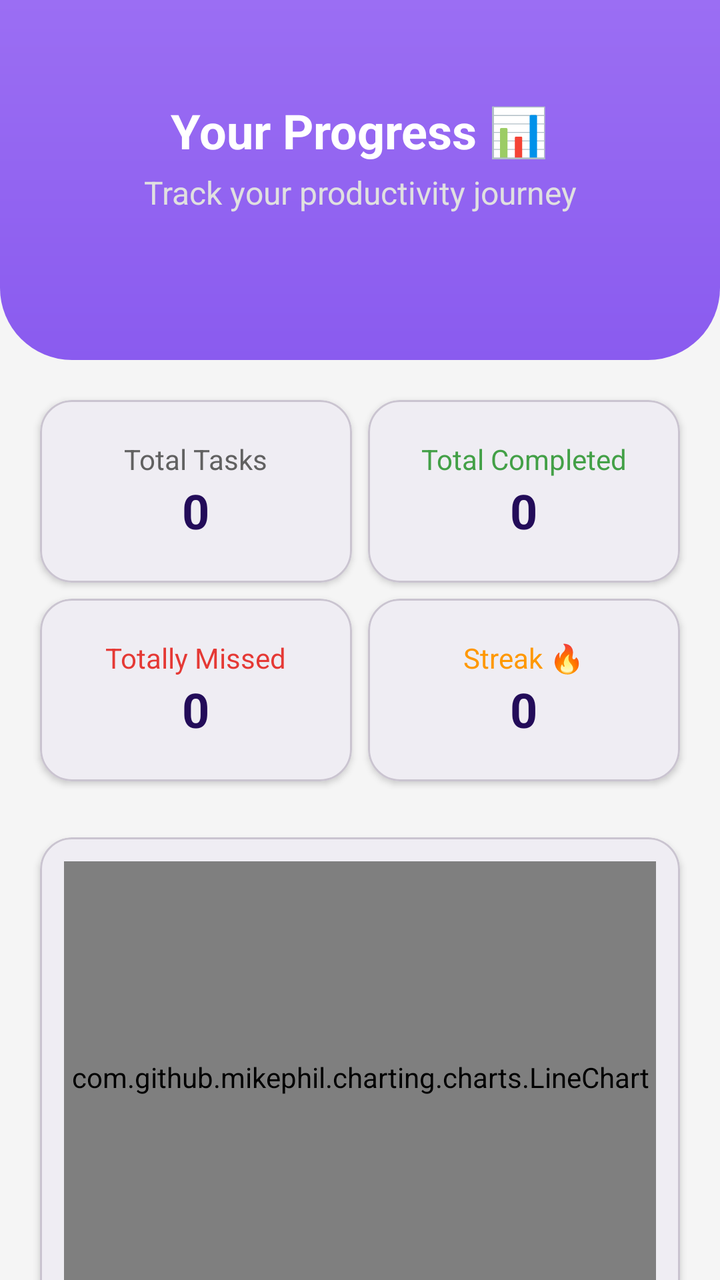
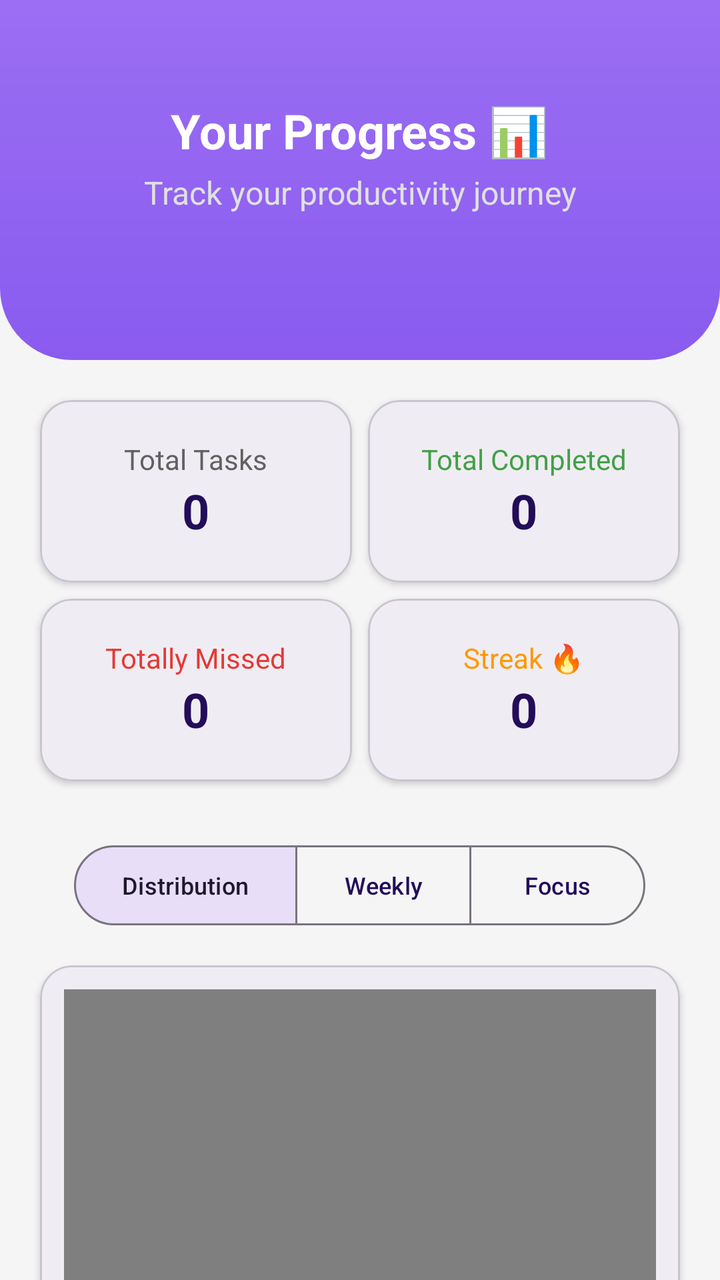

An Android layout rendered at two revisions. The XML below is the earlier revision; the diff shows what the commit changed to produce the second picture.
<!-- AndroidManifest.xml: application theme Theme.PlanUp -->
<!-- res/layout/fragment_stats.xml -->
<?xml version="1.0" encoding="utf-8"?>
<androidx.core.widget.NestedScrollView
    xmlns:android="http://schemas.android.com/apk/res/android"
    xmlns:app="http://schemas.android.com/apk/res-auto"
    android:layout_width="match_parent"
    android:layout_height="match_parent"
    android:background="@color/background_light"
    android:fillViewport="true">

    <LinearLayout
        android:layout_width="match_parent"
        android:layout_height="wrap_content"
        android:orientation="vertical"
        android:paddingBottom="32dp">

        
        <LinearLayout
            android:id="@+id/layoutHeader"
            android:layout_width="match_parent"
            android:layout_height="180dp"
            android:background="@drawable/bg_header"
            android:orientation="vertical"
            android:gravity="center"
            android:paddingBottom="24dp">

            <TextView
                style="@style/AppText.Header"
                android:layout_height="wrap_content"
                android:layout_width="wrap_content"
                android:text="@string/stats_progress_title"
                android:textColor="@color/white"/>

            <TextView
                style="@style/AppText.Subtitle"
                android:layout_height="wrap_content"
                android:layout_width="wrap_content"
                android:layout_marginTop="4dp"
                android:text="@string/stats_progress_subtitle"
                android:textColor="#E0E0E0"
                android:gravity="center"/>
        </LinearLayout>

        
        <GridLayout
            android:layout_width="match_parent"
            android:layout_height="wrap_content"
            android:columnCount="2"
            android:padding="16dp"
            android:useDefaultMargins="true">

            <com.google.android.material.card.MaterialCardView
                android:layout_width="0dp"
                android:layout_columnWeight="1"
                app:cardCornerRadius="16dp"
                app:cardElevation="2dp">
                <LinearLayout
                    android:layout_width="match_parent"
                    android:layout_height="wrap_content"
                    android:orientation="vertical"
                    android:gravity="center"
                    android:padding="20dp">
                    <TextView style="@style/AppText.Body" android:layout_width="wrap_content" android:layout_height="wrap_content" android:text="@string/stats_total_tasks"/>
                    <TextView android:id="@+id/tvTotalCount" style="@style/AppText.Header" android:layout_width="wrap_content" android:layout_height="wrap_content" android:text="@string/stats_default_count" />
                </LinearLayout>
            </com.google.android.material.card.MaterialCardView>

            <com.google.android.material.card.MaterialCardView
                android:layout_width="0dp"
                android:layout_columnWeight="1"
                app:cardCornerRadius="16dp"
                app:cardElevation="2dp">
                <LinearLayout
                    android:layout_width="match_parent"
                    android:layout_height="wrap_content"
                    android:orientation="vertical"
                    android:gravity="center"
                    android:padding="20dp">

                    <TextView
                        style="@style/AppText.Body"
                        android:layout_width="wrap_content"
                        android:layout_height="wrap_content"
                        android:text="@string/stats_completed"
                        android:textColor="@color/task_completed" />
                    <TextView android:id="@+id/tvCompletedCount" style="@style/AppText.Header" android:layout_width="wrap_content" android:layout_height="wrap_content" android:text="@string/stats_default_count" />
                </LinearLayout>
            </com.google.android.material.card.MaterialCardView>

            <com.google.android.material.card.MaterialCardView
                android:layout_width="0dp"
                android:layout_columnWeight="1"
                app:cardCornerRadius="16dp"
                app:cardElevation="2dp">
                <LinearLayout
                    android:layout_width="match_parent"
                    android:layout_height="wrap_content"
                    android:orientation="vertical"
                    android:gravity="center"
                    android:padding="20dp">

                    <TextView
                        style="@style/AppText.Body"
                        android:layout_width="wrap_content"
                        android:layout_height="wrap_content"
                        android:text="@string/stats_missed"
                        android:textColor="@color/task_missed" />
                    <TextView android:id="@+id/tvMissedCount" style="@style/AppText.Header" android:layout_width="wrap_content" android:layout_height="wrap_content" android:text="@string/stats_default_count" />
                </LinearLayout>
            </com.google.android.material.card.MaterialCardView>

            <com.google.android.material.card.MaterialCardView
                android:layout_width="0dp"
                android:layout_columnWeight="1"
                app:cardCornerRadius="16dp"
                app:cardElevation="2dp">
                <LinearLayout
                    android:layout_width="match_parent"
                    android:layout_height="wrap_content"
                    android:orientation="vertical"
                    android:gravity="center"
                    android:padding="20dp">
                    <TextView style="@style/AppText.Body" android:layout_width="wrap_content" android:layout_height="wrap_content" android:text="@string/stats_streak" android:textColor="#FF9800"/>
                    <TextView android:id="@+id/tvStreakCount" style="@style/AppText.Header" android:layout_width="wrap_content" android:layout_height="wrap_content" android:text="@string/stats_default_count" />
                </LinearLayout>
            </com.google.android.material.card.MaterialCardView>
        </GridLayout>

        
        <com.google.android.material.card.MaterialCardView
            android:layout_width="match_parent"
            android:layout_height="240dp"
            android:layout_marginHorizontal="20dp"
            android:layout_marginVertical="8dp"
            app:cardCornerRadius="16dp"
            app:cardElevation="2dp">
            
            <FrameLayout
                android:layout_width="match_parent"
                android:layout_height="match_parent">
                
                <com.github.mikephil.charting.charts.LineChart
                    android:id="@+id/lineChart"
                    android:layout_width="match_parent"
                    android:layout_height="match_parent"
                    android:layout_margin="12dp"/>
                
                <TextView
                    android:id="@+id/tvNoData"
                    style="@style/AppText.Subtitle"
                    android:layout_width="wrap_content"
                    android:layout_height="wrap_content"
                    android:layout_gravity="center"
                    android:text="@string/stats_no_chart_data"
                    android:visibility="gone"
                    android:textColor="@color/textColorSecondary"/>
            </FrameLayout>
            
        </com.google.android.material.card.MaterialCardView>

        
        <TextView
            style="@style/AppText.Subtitle"
            android:layout_height="wrap_content"
            android:layout_width="match_parent"
            android:layout_margin="24dp"
            android:text="@string/stats_motivation"
            android:textStyle="italic"
            android:gravity="center"/>

    </LinearLayout>
</androidx.core.widget.NestedScrollView>
<!-- resources referenced by this layout -->
<resources>
  <color name="background_light">#F5F5F5</color>
  <color name="task_completed">#43A047</color>
  <color name="task_missed">#E53935</color>
  <color name="textColorSecondary">#616161</color>
  <color name="white">#FFFFFFFF</color>
  <!-- drawable bg_header (drawable) -->
  <?xml version="1.0" encoding="utf-8"?>
  <shape xmlns:android="http://schemas.android.com/apk/res/android">
      <gradient
          android:startColor="#9B6EF3"
          android:endColor="#8A5BEF"
          android:angle="270"/>
  
      <corners
          android:bottomLeftRadius="36dp"
          android:bottomRightRadius="36dp"/>
  </shape>
  <string name="stats_completed">Total Completed</string>
  <string name="stats_default_count">0</string>
  <string name="stats_missed">Totally Missed</string>
  <string name="stats_motivation">Consistency beats intensity. Keep going 💪</string>
  <string name="stats_no_chart_data">No chart data available</string>
  <string name="stats_progress_subtitle">Track your productivity journey</string>
  <string name="stats_progress_title">Your Progress 📊</string>
  <string name="stats_streak">Streak 🔥</string>
  <string name="stats_total_tasks">Total Tasks</string>
  <style name="AppText.Body" parent="AppText">
          <item name="android:textSize">14sp</item>
          <item name="android:textColor">@color/textColorSecondary</item>
      </style>
  <style name="AppText.Header" parent="AppText">
          <item name="android:textSize">24sp</item>
          <item name="android:textStyle">bold</item>
      </style>
  <style name="AppText.Subtitle" parent="AppText">
          <item name="android:textSize">16sp</item>
          <item name="android:textColor">@color/primaryLightColor</item>
      </style>
  <style name="Theme.PlanUp" parent="Base.Theme.PlanUp" />
  <style name="AppText" parent="android:Widget.TextView">
          <item name="android:textColor">@color/textColorPrimary</item>
      </style>
  <color name="primaryLightColor">#8E7CC3</color>
  <color name="textColorPrimary">#230C59</color>
  <color name="primaryColor">#230C59</color>
  <color name="secondaryColor">#EDE7FF</color>
  <color name="primaryDarkColor">#1A0844</color>
  <style name="DatePickerTheme" parent="Theme.Material3.DayNight.Dialog">
          <item name="colorPrimary">@color/primaryColor</item>
          <item name="colorOnPrimary">@color/white</item>
          <item name="colorSurface">@color/white</item>
          <item name="colorOnSurface">@color/textColorPrimary</item>
          <item name="colorAccent">@color/primaryColor</item>
          <item name="android:buttonBarPositiveButtonStyle">@style/DialogButtonStyle</item>
          <item name="android:buttonBarNegativeButtonStyle">@style/DialogButtonStyle</item>
      </style>
  <style name="DialogButtonStyle" parent="Widget.Material3.Button.TextButton">
          <item name="android:textColor">@color/primaryColor</item>
      </style>
  <!-- unchanged entries left out for length: 1 -->
</resources>

<!-- the commit's change to res/layout/fragment_stats.xml (unified diff, before → after) -->
@@ -49,10 +49,14 @@
             android:useDefaultMargins="true">
 
             <com.google.android.material.card.MaterialCardView
-                android:layout_width="0dp"
-                android:layout_columnWeight="1"
-                app:cardCornerRadius="16dp"
-                app:cardElevation="2dp">
+                android:id="@+id/cardTotal"
+                android:layout_width="0dp"
+                android:layout_columnWeight="1"
+                app:cardCornerRadius="16dp"
+                app:cardElevation="2dp"
+                android:clickable="true"
+                android:focusable="true"
+                android:foreground="?attr/selectableItemBackground">
                 <LinearLayout
                     android:layout_width="match_parent"
                     android:layout_height="wrap_content"
@@ -65,45 +69,41 @@
             </com.google.android.material.card.MaterialCardView>
 
             <com.google.android.material.card.MaterialCardView
-                android:layout_width="0dp"
-                android:layout_columnWeight="1"
-                app:cardCornerRadius="16dp"
-                app:cardElevation="2dp">
-                <LinearLayout
-                    android:layout_width="match_parent"
-                    android:layout_height="wrap_content"
-                    android:orientation="vertical"
-                    android:gravity="center"
-                    android:padding="20dp">
-
-                    <TextView
-                        style="@style/AppText.Body"
-                        android:layout_width="wrap_content"
-                        android:layout_height="wrap_content"
-                        android:text="@string/stats_completed"
-                        android:textColor="@color/task_completed" />
+                android:id="@+id/cardCompleted"
+                android:layout_width="0dp"
+                android:layout_columnWeight="1"
+                app:cardCornerRadius="16dp"
+                app:cardElevation="2dp"
+                android:clickable="true"
+                android:focusable="true"
+                android:foreground="?attr/selectableItemBackground">
+                <LinearLayout
+                    android:layout_width="match_parent"
+                    android:layout_height="wrap_content"
+                    android:orientation="vertical"
+                    android:gravity="center"
+                    android:padding="20dp">
+                    <TextView style="@style/AppText.Body" android:layout_width="wrap_content" android:layout_height="wrap_content" android:text="@string/stats_completed" android:textColor="@color/task_completed" />
                     <TextView android:id="@+id/tvCompletedCount" style="@style/AppText.Header" android:layout_width="wrap_content" android:layout_height="wrap_content" android:text="@string/stats_default_count" />
                 </LinearLayout>
             </com.google.android.material.card.MaterialCardView>
 
             <com.google.android.material.card.MaterialCardView
-                android:layout_width="0dp"
-                android:layout_columnWeight="1"
-                app:cardCornerRadius="16dp"
-                app:cardElevation="2dp">
-                <LinearLayout
-                    android:layout_width="match_parent"
-                    android:layout_height="wrap_content"
-                    android:orientation="vertical"
-                    android:gravity="center"
-                    android:padding="20dp">
-
-                    <TextView
-                        style="@style/AppText.Body"
-                        android:layout_width="wrap_content"
-                        android:layout_height="wrap_content"
-                        android:text="@string/stats_missed"
-                        android:textColor="@color/task_missed" />
+                android:id="@+id/cardMissed"
+                android:layout_width="0dp"
+                android:layout_columnWeight="1"
+                app:cardCornerRadius="16dp"
+                app:cardElevation="2dp"
+                android:clickable="true"
+                android:focusable="true"
+                android:foreground="?attr/selectableItemBackground">
+                <LinearLayout
+                    android:layout_width="match_parent"
+                    android:layout_height="wrap_content"
+                    android:orientation="vertical"
+                    android:gravity="center"
+                    android:padding="20dp">
+                    <TextView style="@style/AppText.Body" android:layout_width="wrap_content" android:layout_height="wrap_content" android:text="@string/stats_missed" android:textColor="@color/task_missed" />
                     <TextView android:id="@+id/tvMissedCount" style="@style/AppText.Header" android:layout_width="wrap_content" android:layout_height="wrap_content" android:text="@string/stats_default_count" />
                 </LinearLayout>
             </com.google.android.material.card.MaterialCardView>
@@ -126,23 +126,71 @@
         </GridLayout>
 
         
+        <com.google.android.material.button.MaterialButtonToggleGroup
+            android:id="@+id/toggleChartType"
+            android:layout_width="wrap_content"
+            android:layout_height="wrap_content"
+            android:layout_gravity="center"
+            android:layout_marginTop="8dp"
+            app:singleSelection="true"
+            app:checkedButton="@+id/btnPie">
+
+            <Button
+                android:id="@+id/btnPie"
+                style="?attr/materialButtonOutlinedStyle"
+                android:layout_width="wrap_content"
+                android:layout_height="wrap_content"
+                android:text="Distribution"
+                android:textSize="12sp"/>
+
+            <Button
+                android:id="@+id/btnBar"
+                style="?attr/materialButtonOutlinedStyle"
+                android:layout_width="wrap_content"
+                android:layout_height="wrap_content"
+                android:text="Weekly"
+                android:textSize="12sp"/>
+
+            <Button
+                android:id="@+id/btnRadar"
+                style="?attr/materialButtonOutlinedStyle"
+                android:layout_width="wrap_content"
+                android:layout_height="wrap_content"
+                android:text="Focus"
+                android:textSize="12sp"/>
+
+        </com.google.android.material.button.MaterialButtonToggleGroup>
+
+        
         <com.google.android.material.card.MaterialCardView
             android:layout_width="match_parent"
-            android:layout_height="240dp"
+            android:layout_height="360dp"
             android:layout_marginHorizontal="20dp"
-            android:layout_marginVertical="8dp"
+            android:layout_marginVertical="16dp"
             app:cardCornerRadius="16dp"
             app:cardElevation="2dp">
             
             <FrameLayout
                 android:layout_width="match_parent"
-                android:layout_height="match_parent">
+                android:layout_height="match_parent"
+                android:padding="12dp">
                 
-                <com.github.mikephil.charting.charts.LineChart
-                    android:id="@+id/lineChart"
+                <com.github.mikephil.charting.charts.PieChart
+                    android:id="@+id/pieChart"
+                    android:layout_width="match_parent"
+                    android:layout_height="match_parent"/>
+
+                <com.github.mikephil.charting.charts.BarChart
+                    android:id="@+id/barChart"
                     android:layout_width="match_parent"
                     android:layout_height="match_parent"
-                    android:layout_margin="12dp"/>
+                    android:visibility="gone"/>
+
+                <com.github.mikephil.charting.charts.BarChart
+                    android:id="@+id/priorityBarChart"
+                    android:layout_width="match_parent"
+                    android:layout_height="match_parent"
+                    android:visibility="gone"/>
                 
                 <TextView
                     android:id="@+id/tvNoData"
@@ -154,7 +202,42 @@
                     android:visibility="gone"
                     android:textColor="@color/textColorSecondary"/>
             </FrameLayout>
-            
+        </com.google.android.material.card.MaterialCardView>
+
+        
+        <com.google.android.material.card.MaterialCardView
+            android:layout_width="match_parent"
+            android:layout_height="wrap_content"
+            android:layout_marginHorizontal="20dp"
+            android:layout_marginBottom="16dp"
+            app:cardCornerRadius="16dp"
+            app:cardElevation="2dp">
+
+            <LinearLayout
+                android:layout_width="match_parent"
+                android:layout_height="wrap_content"
+                android:orientation="vertical"
+                android:padding="16dp">
+
+                <TextView
+                    android:id="@+id/tvAnalysisTitle"
+                    style="@style/AppText.Header"
+                    android:layout_width="wrap_content"
+                    android:layout_height="wrap_content"
+                    android:text="Graph Analysis"
+                    android:textSize="18sp"
+                    android:textColor="@color/primaryColor"/>
+
+                <TextView
+                    android:id="@+id/tvAnalysisText"
+                    style="@style/AppText.Body"
+                    android:layout_width="match_parent"
+                    android:layout_height="wrap_content"
+                    android:layout_marginTop="8dp"
+                    android:text="Select a graph to see detailed analysis."
+                    android:textColor="@color/textColorPrimary"/>
+
+            </LinearLayout>
         </com.google.android.material.card.MaterialCardView>
 
         
